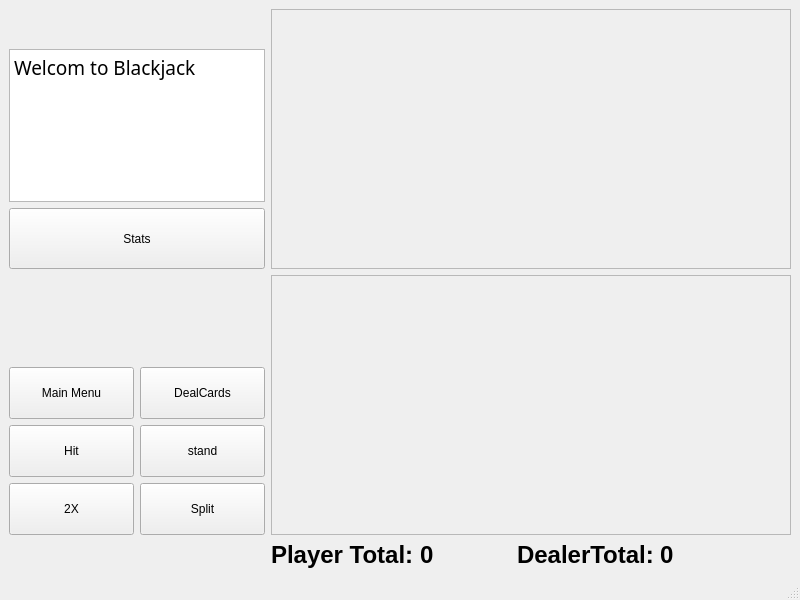
This is blackJackTeacher/PlayingWindow.ui in UofU-CS3505/cs3505-assignment9-BradleyBartelt as Qt 5 draws it before an edit. The edited form follows.
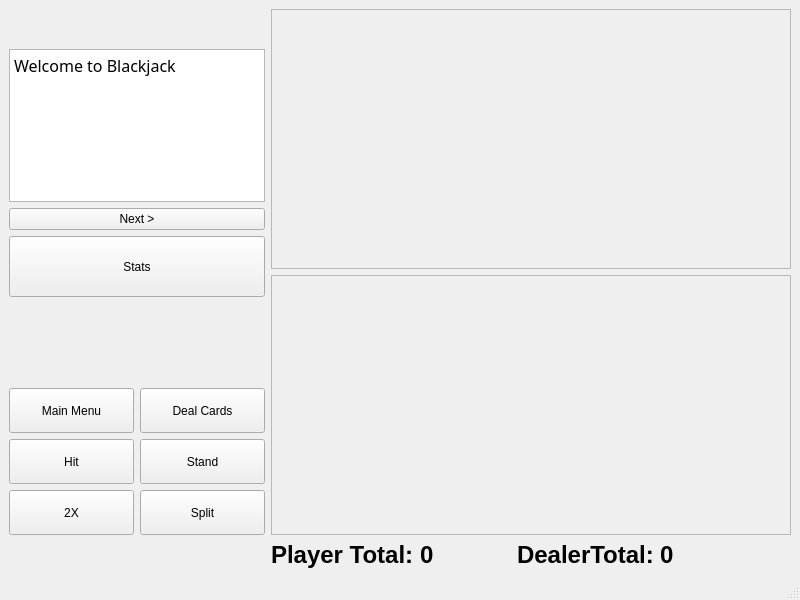
This is the edited form.

Commit message: Fixed minor formatting errors. Added next button to cycle through lessons.

Diff of the .ui file:
```diff
--- a/blackJackTeacher/PlayingWindow.ui
+++ b/blackJackTeacher/PlayingWindow.ui
@@ -19,7 +19,7 @@
      <enum>QLayout::SetDefaultConstraint</enum>
     </property>
     <item row="0" column="0">
-     <layout class="QVBoxLayout" name="statsAndTextLayout" stretch="0,5,2,0">
+     <layout class="QVBoxLayout" name="statsAndTextLayout" stretch="0,5,0,2,0">
       <item>
        <spacer name="verticalSpacer_2">
         <property name="orientation">
@@ -38,7 +38,7 @@
         <property name="font">
          <font>
           <family>Rockwell Extra Bold</family>
-          <pointsize>14</pointsize>
+          <pointsize>12</pointsize>
           <bold>true</bold>
          </font>
         </property>
@@ -49,8 +49,15 @@
 hr { height: 1px; border-width: 0; }
 li.unchecked::marker { content: &quot;\2610&quot;; }
 li.checked::marker { content: &quot;\2612&quot;; }
-&lt;/style&gt;&lt;/head&gt;&lt;body style=&quot; font-family:'Rockwell Extra Bold'; font-size:14pt; font-weight:700; font-style:normal;&quot;&gt;
-&lt;p style=&quot; margin-top:0px; margin-bottom:0px; margin-left:0px; margin-right:0px; -qt-block-indent:0; text-indent:0px;&quot;&gt;&lt;span style=&quot; font-family:'Segoe UI'; font-weight:400;&quot;&gt;Welcom to Blackjack&lt;/span&gt;&lt;/p&gt;&lt;/body&gt;&lt;/html&gt;</string>
+&lt;/style&gt;&lt;/head&gt;&lt;body style=&quot; font-family:'Rockwell Extra Bold'; font-size:12pt; font-weight:700; font-style:normal;&quot;&gt;
+&lt;p style=&quot; margin-top:0px; margin-bottom:0px; margin-left:0px; margin-right:0px; -qt-block-indent:0; text-indent:0px;&quot;&gt;&lt;span style=&quot; font-family:'Segoe UI'; font-weight:400;&quot;&gt;Welcome to Blackjack&lt;/span&gt;&lt;/p&gt;&lt;/body&gt;&lt;/html&gt;</string>
+        </property>
+       </widget>
+      </item>
+      <item>
+       <widget class="QPushButton" name="nextButton">
+        <property name="text">
+         <string>Next &gt;</string>
         </property>
        </widget>
       </item>
@@ -121,7 +128,7 @@
            </sizepolicy>
           </property>
           <property name="text">
-           <string>DealCards</string>
+           <string>Deal Cards</string>
           </property>
          </widget>
         </item>
@@ -151,7 +158,7 @@
            </sizepolicy>
           </property>
           <property name="text">
-           <string>stand</string>
+           <string>Stand</string>
           </property>
          </widget>
         </item>
```
Left out of the diff: 10 changed lines with no effect on the pictures. The commit also changes 3 other files.
